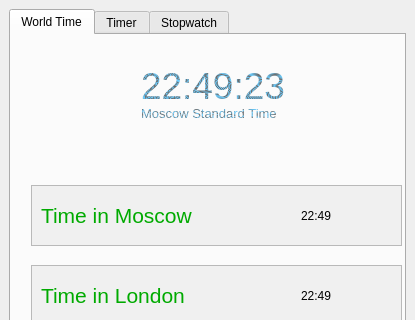
Qt form Time.ui (ImJastTheMaster/MyAppClock) before a commit; both pictures show x 0 to 415 and y 0 to 320 of the 415 by 557 pixel window.
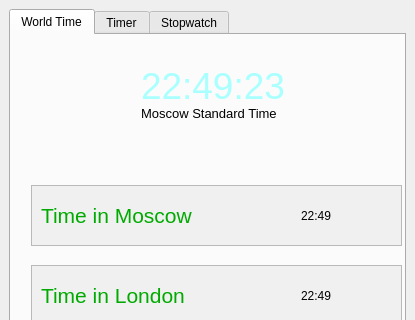
The same form after that commit. The open tabs and pages were chosen to show the change.

```diff
--- a/Time.ui
+++ b/Time.ui
@@ -61,7 +61,7 @@
         <property name="styleSheet">
          <string notr="true">color: rgb(170, 255, 255);
 font: 28pt &quot;MS Shell Dlg 2&quot;;
-color: qradialgradient(spread:repeat, cx:0.5, cy:0.5, radius:0.077, fx:0.5, fy:0.5, stop:0 rgba(0, 169, 255, 147), stop:0.497326 rgba(0, 0, 0, 147), stop:1 rgba(0, 169, 255, 147));</string>
+color: qconicalgradient(cx:0.5, cy:0.5, angle:0, stop:0 rgba(35, 40, 3, 255), stop:0.16 rgba(136, 106, 22, 255), stop:0.225 rgba(166, 140, 41, 255), stop:0.285 rgba(204, 181, 74, 255), stop:0.345 rgba(235, 219, 102, 255), stop:0.415 rgba(245, 236, 112, 255), stop:0.52 rgba(209, 190, 76, 255), stop:0.57 rgba(187, 156, 51, 255), stop:0.635 rgba(168, 142, 42, 255), stop:0.695 rgba(202, 174, 68, 255), stop:0.75 rgba(218, 202, 86, 255), stop:0.815 rgba(208, 187, 73, 255), stop:0.88 rgba(187, 156, 51, 255), stop:0.935 rgba(137, 108, 26, 255), stop:1 rgba(35, 40, 3, 255));</string>
         </property>
         <property name="text">
          <string>22:49:23</string>
@@ -86,7 +86,7 @@
          </font>
         </property>
         <property name="styleSheet">
-         <string notr="true">color: qradialgradient(spread:repeat, cx:0.5, cy:0.5, radius:0.077, fx:0.5, fy:0.5, stop:0 rgba(0, 169, 255, 147), stop:0.497326 rgba(0, 0, 0, 147), stop:1 rgba(0, 169, 255, 147));</string>
+         <string notr="true">color: qconicalgradient(cx:0.5, cy:0.5, angle:0, stop:0 rgba(35, 40, 3, 255), stop:0.16 rgba(136, 106, 22, 255), stop:0.225 rgba(166, 140, 41, 255), stop:0.285 rgba(204, 181, 74, 255), stop:0.345 rgba(235, 219, 102, 255), stop:0.415 rgba(245, 236, 112, 255), stop:0.52 rgba(209, 190, 76, 255), stop:0.57 rgba(187, 156, 51, 255), stop:0.635 rgba(168, 142, 42, 255), stop:0.695 rgba(202, 174, 68, 255), stop:0.75 rgba(218, 202, 86, 255), stop:0.815 rgba(208, 187, 73, 255), stop:0.88 rgba(187, 156, 51, 255), stop:0.935 rgba(137, 108, 26, 255), stop:1 rgba(35, 40, 3, 255));</string>
         </property>
         <property name="text">
          <string>Moscow Standard Time</string>
```
Left out of the diff: 2 changed lines with no effect on the pictures.
